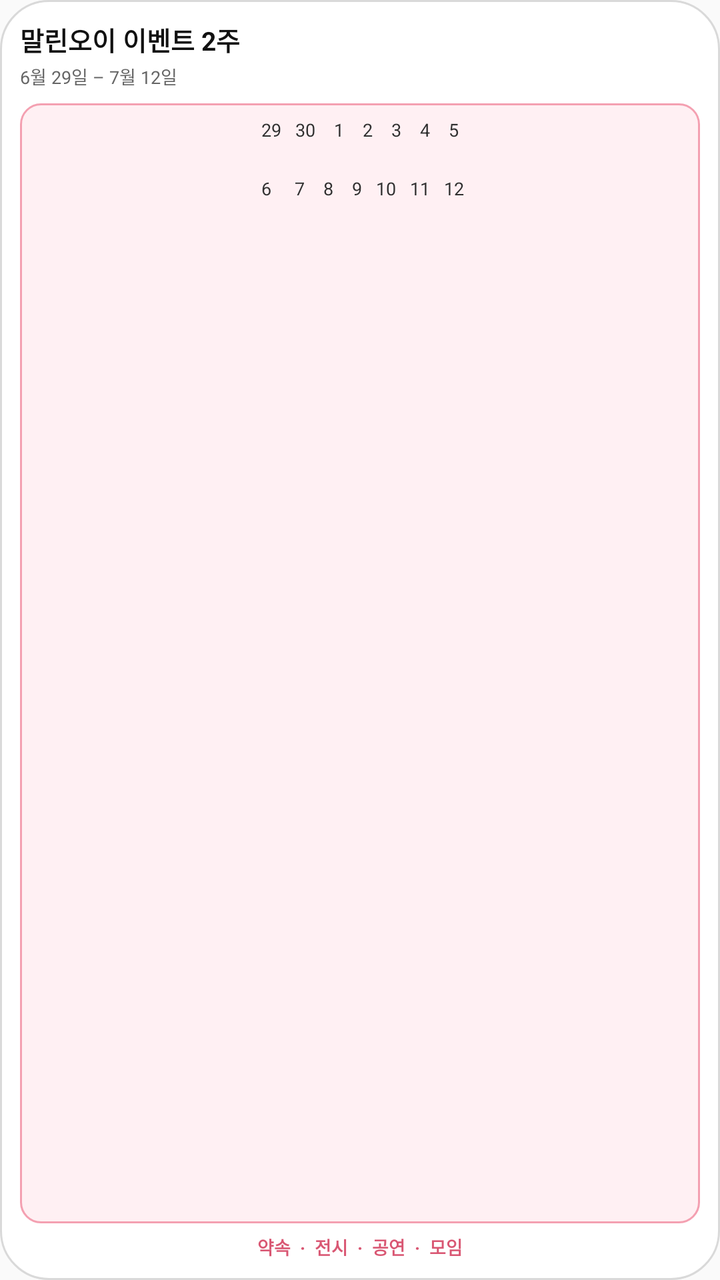
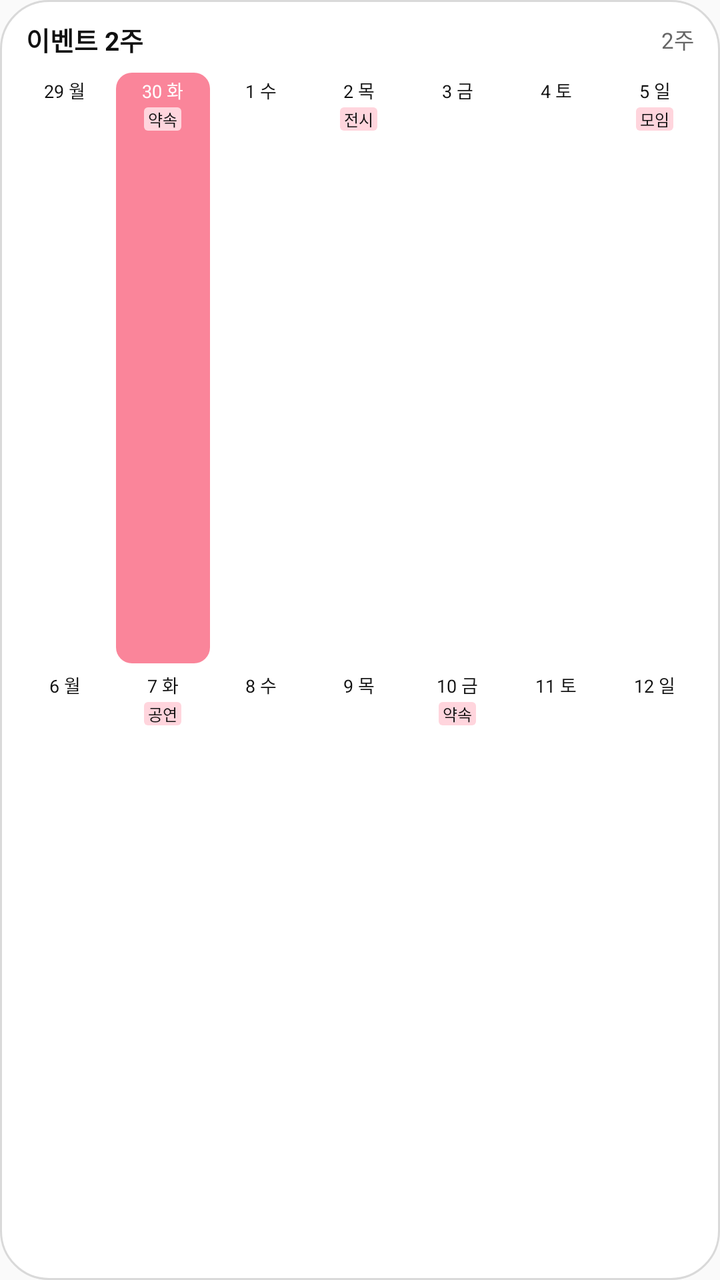

The first picture is an Android layout as it rendered before a commit; the second is the same layout after the commit. The layout source and the unified diff follow.
<!-- AndroidManifest.xml: application theme AppTheme -->
<!-- res/layout/widget_preview_event_two_weeks.xml -->
<?xml version="1.0" encoding="utf-8"?>
<LinearLayout xmlns:android="http://schemas.android.com/apk/res/android"
    android:layout_width="match_parent"
    android:layout_height="match_parent"
    android:background="@drawable/widget_background"
    android:orientation="vertical"
    android:padding="10dp">

    <TextView
        style="@style/MallinoiWidgetPreviewTitle"
        android:text="말린오이 이벤트 2주" />

    <TextView
        style="@style/MallinoiWidgetPreviewSubtitle"
        android:text="6월 29일 – 7월 12일" />

    <TextView
        style="@style/MallinoiWidgetPreviewBody"
        android:background="@drawable/widget_preview_grid_event"
        android:text="29   30    1    2    3    4    5\n\n 6     7    8    9   10   11   12" />

    <TextView
        style="@style/MallinoiWidgetPreviewSample"
        android:text="약속  ·  전시  ·  공연  ·  모임"
        android:textColor="#D95773" />
</LinearLayout>
<!-- resources referenced by this layout -->
<resources>
  <!-- drawable widget_preview_grid_event (drawable) -->
  <?xml version="1.0" encoding="utf-8"?>
  <shape xmlns:android="http://schemas.android.com/apk/res/android">
      <solid android:color="#FFF0F3" />
      <stroke android:width="1dp" android:color="#F4A0B1" />
      <corners android:radius="10dp" />
  </shape>
  <style name="MallinoiWidgetPreviewBody">
          <item name="android:layout_width">match_parent</item>
          <item name="android:layout_height">0dp</item>
          <item name="android:layout_marginTop">7dp</item>
          <item name="android:layout_weight">1</item>
          <item name="android:gravity">top|center_horizontal</item>
          <item name="android:includeFontPadding">true</item>
          <item name="android:lineSpacingExtra">4dp</item>
          <item name="android:padding">7dp</item>
          <item name="android:textColor">#303030</item>
          <item name="android:textSize">9sp</item>
      </style>
  <style name="MallinoiWidgetPreviewSample">
          <item name="android:layout_width">match_parent</item>
          <item name="android:layout_height">wrap_content</item>
          <item name="android:layout_marginTop">5dp</item>
          <item name="android:ellipsize">end</item>
          <item name="android:gravity">center</item>
          <item name="android:singleLine">true</item>
          <item name="android:textSize">9sp</item>
          <item name="android:textStyle">bold</item>
      </style>
  <style name="MallinoiWidgetPreviewSubtitle">
          <item name="android:layout_width">match_parent</item>
          <item name="android:layout_height">wrap_content</item>
          <item name="android:layout_marginTop">2dp</item>
          <item name="android:textColor">#666666</item>
          <item name="android:textSize">9sp</item>
      </style>
  <style name="MallinoiWidgetPreviewTitle">
          <item name="android:layout_width">match_parent</item>
          <item name="android:layout_height">wrap_content</item>
          <item name="android:ellipsize">end</item>
          <item name="android:singleLine">true</item>
          <item name="android:textColor">#111111</item>
          <item name="android:textSize">13sp</item>
          <item name="android:textStyle">bold</item>
      </style>
  <style name="AppTheme" parent="Theme.AppCompat.Light.DarkActionBar">
          
          <item name="colorPrimary">@color/colorPrimary</item>
          <item name="colorPrimaryDark">@color/colorPrimaryDark</item>
          <item name="colorAccent">@color/colorAccent</item>
      </style>
  <color tools:ignore="UnusedResources" name="colorPrimary">#3F51B5</color>
  <color tools:ignore="UnusedResources" name="colorPrimaryDark">#303F9F</color>
  <color tools:ignore="UnusedResources" name="colorAccent">#FF4081</color>
  <!-- unchanged entries left out for length: 1 -->
</resources>

<!-- the commit's change to res/layout/widget_preview_event_two_weeks.xml (unified diff, before → after) -->
@@ -4,23 +4,180 @@
     android:layout_height="match_parent"
     android:background="@drawable/widget_background"
     android:orientation="vertical"
-    android:padding="10dp">
+    android:paddingLeft="8dp"
+    android:paddingTop="10dp"
+    android:paddingRight="8dp"
+    android:paddingBottom="10dp">
 
-    <TextView
-        style="@style/MallinoiWidgetPreviewTitle"
-        android:text="말린오이 이벤트 2주" />
+    <LinearLayout
+        android:layout_width="match_parent"
+        android:layout_height="wrap_content"
+        android:gravity="center_vertical"
+        android:orientation="horizontal"
+        android:paddingLeft="5dp"
+        android:paddingRight="5dp">
 
-    <TextView
-        style="@style/MallinoiWidgetPreviewSubtitle"
-        android:text="6월 29일 – 7월 12일" />
+        <TextView
+            style="@style/MallinoiWidgetPreviewTitle"
+            android:text="이벤트 2주" />
 
-    <TextView
-        style="@style/MallinoiWidgetPreviewBody"
-        android:background="@drawable/widget_preview_grid_event"
-        android:text="29   30    1    2    3    4    5\n\n 6     7    8    9   10   11   12" />
+        <TextView
+            style="@style/MallinoiWidgetPreviewSubtitle"
+            android:text="2주" />
+    </LinearLayout>
 
-    <TextView
-        style="@style/MallinoiWidgetPreviewSample"
-        android:text="약속  ·  전시  ·  공연  ·  모임"
-        android:textColor="#D95773" />
+    <LinearLayout
+        android:layout_width="match_parent"
+        android:layout_height="0dp"
+        android:layout_marginTop="6dp"
+        android:layout_weight="1"
+        android:orientation="vertical">
+
+    <LinearLayout
+        style="@style/MallinoiWidgetPreviewRow">
+
+        <LinearLayout
+            style="@style/MallinoiWidgetPreviewDay">
+
+            <TextView
+                style="@style/MallinoiWidgetPreviewDate"
+                android:text="29 월" />
+        </LinearLayout>
+
+        <LinearLayout
+            style="@style/MallinoiWidgetPreviewDay"
+            android:background="@drawable/widget_today_event_background">
+
+            <TextView
+                style="@style/MallinoiWidgetPreviewDate"
+                android:text="30 화"
+                android:textColor="#FFFFFF" />
+
+            <TextView
+                style="@style/MallinoiWidgetPreviewChip"
+                android:background="@drawable/widget_preview_chip_event"
+                android:text="약속" />
+        </LinearLayout>
+
+        <LinearLayout
+            style="@style/MallinoiWidgetPreviewDay">
+
+            <TextView
+                style="@style/MallinoiWidgetPreviewDate"
+                android:text="1 수" />
+        </LinearLayout>
+
+        <LinearLayout
+            style="@style/MallinoiWidgetPreviewDay">
+
+            <TextView
+                style="@style/MallinoiWidgetPreviewDate"
+                android:text="2 목" />
+
+            <TextView
+                style="@style/MallinoiWidgetPreviewChip"
+                android:background="@drawable/widget_preview_chip_event"
+                android:text="전시" />
+        </LinearLayout>
+
+        <LinearLayout
+            style="@style/MallinoiWidgetPreviewDay">
+
+            <TextView
+                style="@style/MallinoiWidgetPreviewDate"
+                android:text="3 금" />
+        </LinearLayout>
+
+        <LinearLayout
+            style="@style/MallinoiWidgetPreviewDay">
+
+            <TextView
+                style="@style/MallinoiWidgetPreviewDate"
+                android:text="4 토" />
+        </LinearLayout>
+
+        <LinearLayout
+            style="@style/MallinoiWidgetPreviewDay">
+
+            <TextView
+                style="@style/MallinoiWidgetPreviewDate"
+                android:text="5 일" />
+
+            <TextView
+                style="@style/MallinoiWidgetPreviewChip"
+                android:background="@drawable/widget_preview_chip_event"
+                android:text="모임" />
+        </LinearLayout>
+    </LinearLayout>
+
+    <LinearLayout
+        style="@style/MallinoiWidgetPreviewRow">
+
+        <LinearLayout
+            style="@style/MallinoiWidgetPreviewDay">
+
+            <TextView
+                style="@style/MallinoiWidgetPreviewDate"
+                android:text="6 월" />
+        </LinearLayout>
+
+        <LinearLayout
+            style="@style/MallinoiWidgetPreviewDay">
+
+            <TextView
+                style="@style/MallinoiWidgetPreviewDate"
+                android:text="7 화" />
+
+            <TextView
+                style="@style/MallinoiWidgetPreviewChip"
+                android:background="@drawable/widget_preview_chip_event"
+                android:text="공연" />
+        </LinearLayout>
+
+        <LinearLayout
+            style="@style/MallinoiWidgetPreviewDay">
+
+            <TextView
+                style="@style/MallinoiWidgetPreviewDate"
+                android:text="8 수" />
+        </LinearLayout>
+
+        <LinearLayout
+            style="@style/MallinoiWidgetPreviewDay">
+
+            <TextView
+                style="@style/MallinoiWidgetPreviewDate"
+                android:text="9 목" />
+        </LinearLayout>
+
+        <LinearLayout
+            style="@style/MallinoiWidgetPreviewDay">
+
+            <TextView
+                style="@style/MallinoiWidgetPreviewDate"
+                android:text="10 금" />
+
+            <TextView
+                style="@style/MallinoiWidgetPreviewChip"
+                android:background="@drawable/widget_preview_chip_event"
+                android:text="약속" />
+        </LinearLayout>
+
+        <LinearLayout
+            style="@style/MallinoiWidgetPreviewDay">
+
+            <TextView
+                style="@style/MallinoiWidgetPreviewDate"
+                android:text="11 토" />
+        </LinearLayout>
+
+        <LinearLayout
+            style="@style/MallinoiWidgetPreviewDay">
+
+            <TextView
+                style="@style/MallinoiWidgetPreviewDate"
+                android:text="12 일" />
+        </LinearLayout>
+    </LinearLayout>
+    </LinearLayout>
 </LinearLayout>
<!-- resource entries referenced after the edit -->
@@ -1,44 +1,64 @@
 <!-- resources referenced by this layout -->
 <resources>
-  <!-- drawable widget_preview_grid_event (drawable) -->
+  <!-- drawable widget_preview_chip_event (drawable) -->
   <?xml version="1.0" encoding="utf-8"?>
   <shape xmlns:android="http://schemas.android.com/apk/res/android">
-      <solid android:color="#FFF0F3" />
-      <stroke android:width="1dp" android:color="#F4A0B1" />
-      <corners android:radius="10dp" />
+      <solid android:color="#FFD5DD" />
+      <corners android:radius="2dp" />
   </shape>
-  <style name="MallinoiWidgetPreviewBody">
+  <!-- drawable widget_today_event_background (drawable) -->
+  <?xml version="1.0" encoding="utf-8"?>
+  <shape xmlns:android="http://schemas.android.com/apk/res/android">
+      <solid android:color="#fa859a" />
+      <corners android:radius="8dp" />
+  </shape>
+  <style name="MallinoiWidgetPreviewChip">
+          <item name="android:layout_width">wrap_content</item>
+          <item name="android:layout_height">wrap_content</item>
+          <item name="android:layout_marginTop">2dp</item>
+          <item name="android:ellipsize">end</item>
+          <item name="android:gravity">center</item>
+          <item name="android:maxLines">1</item>
+          <item name="android:paddingLeft">2dp</item>
+          <item name="android:paddingRight">2dp</item>
+          <item name="android:singleLine">true</item>
+          <item name="android:textColor">#111111</item>
+          <item name="android:textSize">8sp</item>
+      </style>
+  <style name="MallinoiWidgetPreviewDate">
+          <item name="android:layout_width">match_parent</item>
+          <item name="android:layout_height">wrap_content</item>
+          <item name="android:gravity">center</item>
+          <item name="android:includeFontPadding">true</item>
+          <item name="android:textColor">#111111</item>
+          <item name="android:textSize">9sp</item>
+      </style>
+  <style name="MallinoiWidgetPreviewDay">
+          <item name="android:layout_width">0dp</item>
+          <item name="android:layout_height">match_parent</item>
+          <item name="android:layout_margin">1dp</item>
+          <item name="android:layout_weight">1</item>
+          <item name="android:background">@drawable/widget_day_background</item>
+          <item name="android:gravity">top|center_horizontal</item>
+          <item name="android:orientation">vertical</item>
+          <item name="android:padding">2dp</item>
+      </style>
+  <style name="MallinoiWidgetPreviewRow">
           <item name="android:layout_width">match_parent</item>
           <item name="android:layout_height">0dp</item>
-          <item name="android:layout_marginTop">7dp</item>
           <item name="android:layout_weight">1</item>
-          <item name="android:gravity">top|center_horizontal</item>
-          <item name="android:includeFontPadding">true</item>
-          <item name="android:lineSpacingExtra">4dp</item>
-          <item name="android:padding">7dp</item>
-          <item name="android:textColor">#303030</item>
-          <item name="android:textSize">9sp</item>
-      </style>
-  <style name="MallinoiWidgetPreviewSample">
-          <item name="android:layout_width">match_parent</item>
-          <item name="android:layout_height">wrap_content</item>
-          <item name="android:layout_marginTop">5dp</item>
-          <item name="android:ellipsize">end</item>
-          <item name="android:gravity">center</item>
-          <item name="android:singleLine">true</item>
-          <item name="android:textSize">9sp</item>
-          <item name="android:textStyle">bold</item>
+          <item name="android:orientation">horizontal</item>
       </style>
   <style name="MallinoiWidgetPreviewSubtitle">
-          <item name="android:layout_width">match_parent</item>
+          <item name="android:layout_width">wrap_content</item>
           <item name="android:layout_height">wrap_content</item>
-          <item name="android:layout_marginTop">2dp</item>
           <item name="android:textColor">#666666</item>
-          <item name="android:textSize">9sp</item>
+          <item name="android:textSize">11sp</item>
       </style>
   <style name="MallinoiWidgetPreviewTitle">
-          <item name="android:layout_width">match_parent</item>
+          <item name="android:layout_width">0dp</item>
           <item name="android:layout_height">wrap_content</item>
+          <item name="android:layout_weight">1</item>
           <item name="android:ellipsize">end</item>
           <item name="android:singleLine">true</item>
           <item name="android:textColor">#111111</item>
@@ -51,6 +71,12 @@
           <item name="colorPrimaryDark">@color/colorPrimaryDark</item>
           <item name="colorAccent">@color/colorAccent</item>
       </style>
+  <!-- drawable widget_day_background (drawable) -->
+  <?xml version="1.0" encoding="utf-8"?>
+  <shape xmlns:android="http://schemas.android.com/apk/res/android">
+      <solid android:color="#ffffff" />
+      <corners android:radius="8dp" />
+  </shape>
   <color tools:ignore="UnusedResources" name="colorPrimary">#3F51B5</color>
   <color tools:ignore="UnusedResources" name="colorPrimaryDark">#303F9F</color>
   <color tools:ignore="UnusedResources" name="colorAccent">#FF4081</color>
